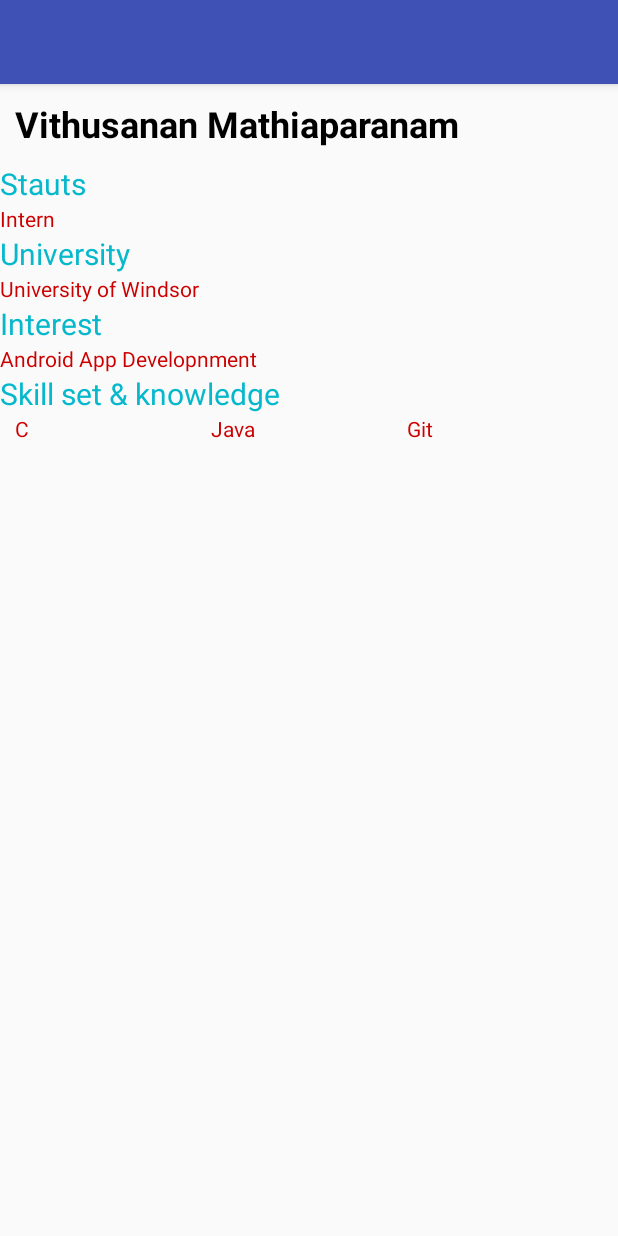
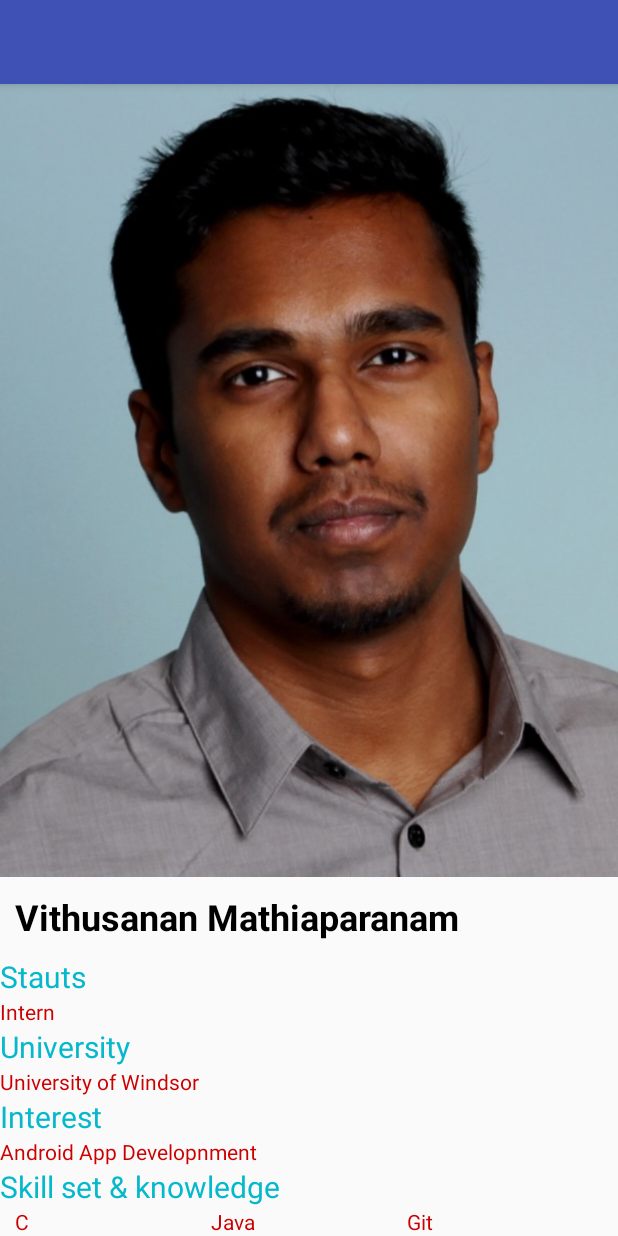
Before and after one commit to vithumathi/Android-Applications, an Android app: the screen it shows after launch (MainActivity), on a phone screen of 412 x 824 dp. Run offline under Robolectric (Android 15) with nearby library versions, the light colour scheme and no system bars.

Commit message:
Added a image

```diff
--- a/MyCard/app/src/main/res/layout/activity_main.xml
+++ b/MyCard/app/src/main/res/layout/activity_main.xml
@@ -7,6 +7,12 @@
     android:orientation="vertical"
     tools:context="com.mathiap.mycard.MainActivity">
 
+    <ImageView
+        android:layout_width="match_parent"
+        android:layout_weight="1"
+        android:layout_height="wrap_content"
+        android:scaleType="centerCrop"
+        android:src="@drawable/vithu"/>
     <TextView
         android:layout_width="match_parent"
         android:layout_height="wrap_content"
```
Also changed, not shown: MyCard/app/src/main/res/drawable/vithu.jpg (added).
